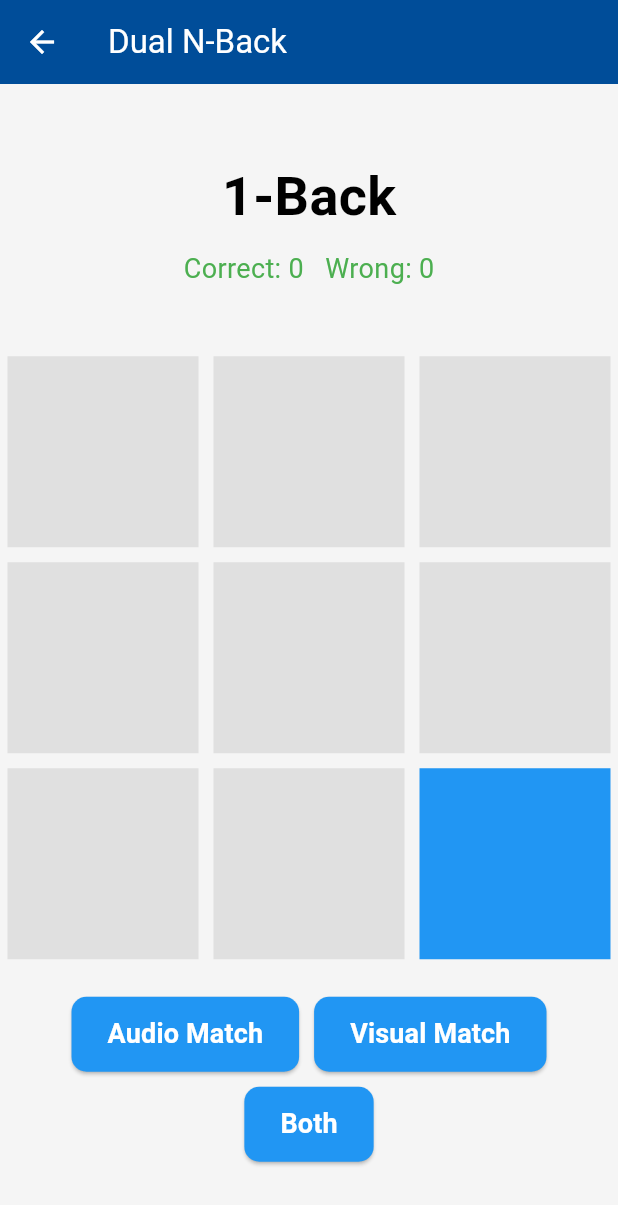
After one commit to PrintN/Human-Benchmark, a Flutter app: the DualNBackTestScreen screen opened directly, after a tap on "Start Test", on a phone screen of 412 x 824 dp. The commit adds this screen. Shown: the top 1205 px of the screen. Run offline on Flutter 3.47's test engine with Material 3 defaults, Android fonts, the phone set to English and light mode, and no system bars; our stand-ins replace fl_chart, flutter_tts, just_audio, share_plus, shared_preferences; accounts and stored records are empty; project files that could hold a hidden picture were left out.

Commit message:
Added new test: Dual N-Back

```diff
--- /dev/null
+++ b/lib/dual_n-back.dart
@@ -0,0 +1,438 @@
+import 'package:flutter/material.dart';
+import 'package:shared_preferences/shared_preferences.dart';
+import 'dart:math';
+import 'package:flutter_tts/flutter_tts.dart';
+
+class DualNBackTestScreen extends StatefulWidget {
+  @override
+  _DualNBackTestScreenState createState() => _DualNBackTestScreenState();
+
+  static List<int> results = [];
+
+  const DualNBackTestScreen({super.key});
+
+  static Future<void> loadResults() async {
+    final prefs = await SharedPreferences.getInstance();
+    final savedResults = prefs.getStringList('dual_n_back_results') ?? [];
+    results = savedResults.map((e) => int.tryParse(e) ?? 0).toList();
+  }
+
+  static Future<void> saveResults() async {
+    final prefs = await SharedPreferences.getInstance();
+    if (results.length > 5) {
+      results.removeAt(0);
+    }
+    final resultsStrings = results.map((e) => e.toString()).toList();
+    await prefs.setStringList('dual_n_back_results', resultsStrings);
+  }
+
+  static Future<void> clearResults() async {
+    final prefs = await SharedPreferences.getInstance();
+    await prefs.remove('dual_n_back_results');
+    results.clear();
+  }
+}
+
+class _DualNBackTestScreenState extends State<DualNBackTestScreen> {
+  final FlutterTts _tts = FlutterTts();
+  final List<String> _letters = ['A', 'B', 'C', 'D', 'E', 'F', 'G', 'H'];
+  final List<Offset> _positions = [
+    Offset(0.0, 0.0),
+    Offset(1.0, 0.0),
+    Offset(2.0, 0.0),
+    Offset(0.0, 1.0),
+    Offset(1.0, 1.0),
+    Offset(2.0, 1.0),
+    Offset(0.0, 2.0),
+    Offset(1.0, 2.0),
+    Offset(2.0, 2.0),
+  ];
+
+  List<Map<String, dynamic>> _sequence = [];
+  int _currentStep = 0;
+  int _currentLevel = 1;
+  int _stepsCompleted = 0;
+  bool _isTestRunning = false;
+  int _sessionScore = 0;
+  int correctCounter = 0;
+  int wrongCounter = 0;
+  int validMatchCounter = 0;
+  bool _buttonsDisabled = false;
+
+  final int stepsPerLevel = 10;
+
+  @override
+  void initState() {
+    super.initState();
+    DualNBackTestScreen.loadResults();
+  }
+
+  void _startTest() {
+    setState(() {
+      _isTestRunning = true;
+      _currentStep = 0;
+      _sessionScore = 0;
+      correctCounter = 0;
+      wrongCounter = 0;
+      validMatchCounter = 0;
+      _stepsCompleted = 0;
+      _currentLevel = 1;
+      _sequence = [];
+    });
+    _generateNextStep();
+  }
+
+  Future<void> _playAudio(String letter) async {
+    await _tts.speak(letter);
+  }
+
+  void _checkMatch(bool isAudio, {bool isBoth = false}) {
+    if (_buttonsDisabled) return;
+
+    setState(() {
+      _buttonsDisabled = true;
+    });
+
+    if (_currentStep <= _currentLevel) return;
+
+    final targetIndex = _currentStep - _currentLevel - 1;
+
+    final currentStepData = _sequence[_currentStep - 1];
+    final targetStepData = _sequence[targetIndex];
+
+    final audioMatch = currentStepData['letter'] == targetStepData['letter'];
+    final visualMatch =
+        currentStepData['position'] == targetStepData['position'];
+
+    bool match = false;
+    if (isBoth) {
+      match = audioMatch && visualMatch;
+    } else if (isAudio) {
+      match = audioMatch;
+    } else {
+      match = visualMatch;
+    }
+
+    setState(() {
+      if (match) {
+        correctCounter++;
+        validMatchCounter++;
+        _sessionScore++;
+      } else {
+        wrongCounter++;
+      }
+    });
+  }
+
+  void _generateNextStep() async {
+    if (!_isTestRunning) return;
+
+    setState(() {
+      _buttonsDisabled = true;
+    });
+
+    if (_stepsCompleted >= stepsPerLevel) {
+      _checkLevelCompletion();
+      return;
+    }
+
+    final random = Random();
+    final newLetter = _letters[random.nextInt(_letters.length)];
+    final newPosition = random.nextInt(_positions.length);
+
+    setState(() {
+      _sequence.add({'letter': newLetter, 'position': newPosition});
+    });
+
+    await _playAudio(newLetter);
+
+    setState(() {
+      _currentStep++;
+      _stepsCompleted++;
+      _buttonsDisabled = false;
+    });
+
+    await Future.delayed(const Duration(seconds: 3));
+    _generateNextStep();
+  }
+
+  void _endTest() async {
+    setState(() {
+      _isTestRunning = false;
+    });
+
+    DualNBackTestScreen.results.add(_currentLevel);
+    await DualNBackTestScreen.saveResults();
+  }
+
+  @override
+  void dispose() {
+    _tts.stop();
+    super.dispose();
+  }
+
+  @override
+  Widget build(BuildContext context) {
+    return Scaffold(
+      appBar: AppBar(
+        title: const Text('Dual N-Back'),
+      ),
+      body: Center(
+        child: _isTestRunning ? _buildTestUI() : _buildStartScreen(),
+      ),
+    );
+  }
+
+  Widget _buildStartScreen() {
+    final lastScore = DualNBackTestScreen.results.isNotEmpty
+        ? 'Latest Level: ${DualNBackTestScreen.results.last}-Back'
+        : 'No previous results';
+
+    final isDarkMode = Theme.of(context).brightness == Brightness.dark;
+
+    return Container(
+      decoration: BoxDecoration(
+        gradient: isDarkMode
+            ? const LinearGradient(
+                colors: [
+                  Color.fromARGB(255, 3, 3, 3),
+                  Color.fromARGB(255, 20, 20, 20)
+                ],
+                begin: Alignment.topLeft,
+                end: Alignment.bottomRight,
+              )
+            : const LinearGradient(
+                colors: [Color(0xFF004D99), Color(0xFF0073E6)],
+                begin: Alignment.topLeft,
+                end: Alignment.bottomRight,
+              ),
+      ),
+      child: Padding(
+        padding: const EdgeInsets.all(16.0),
+        child: Column(
+          mainAxisAlignment: MainAxisAlignment.center,
+          children: [
+            const Text(
+              'Dual N-Back Test',
+              style: TextStyle(
+                  fontSize: 30,
+                  fontWeight: FontWeight.bold,
+                  color: Colors.white,
+                  shadows: [
+                    Shadow(
+                      blurRadius: 10.0,
+                      color: Colors.black26,
+                      offset: Offset(3.0, 3.0),
+                    ),
+                  ]),
+              textAlign: TextAlign.center,
+            ),
+            const SizedBox(height: 20),
+            const Text(
+              'Test your working memory. Match the audio and visual sequence by pressing "Audio Match" or "Visual Match" when you think it matches the sequence from N steps ago.',
+              textAlign: TextAlign.center,
+              style: TextStyle(fontSize: 18, color: Colors.white),
+            ),
+            const SizedBox(height: 20),
+            Text(
+              lastScore,
+              style: const TextStyle(fontSize: 18, color: Colors.white),
+              textAlign: TextAlign.center,
+            ),
+            const SizedBox(height: 40),
+            ElevatedButton(
+              onPressed: _startTest,
+              style: ElevatedButton.styleFrom(
+                padding: const EdgeInsets.symmetric(
+                    horizontal: 32.0, vertical: 16.0),
+                backgroundColor: isDarkMode
+                    ? const Color.fromARGB(255, 24, 24, 24)
+                    : const Color(0xFF004D99),
+                shape: RoundedRectangleBorder(
+                  borderRadius: BorderRadius.circular(30.0),
+                ),
+                elevation: 10,
+                shadowColor: Colors.black26,
+              ),
+              child: const Text(
+                'Start Test',
+                style: TextStyle(
+                  fontSize: 22,
+                  color: Colors.white,
+                  fontWeight: FontWeight.bold,
+                ),
+              ),
+            ),
+          ],
+        ),
+      ),
+    );
+  }
+
+  void _checkLevelCompletion() async {
+    int maxPossibleCorrectAnswers = 0;
+
+    for (int i = _currentLevel; i < _stepsCompleted; i++) {
+      final targetIndex = i - _currentLevel;
+
+      if (targetIndex >= 0) {
+        final currentStepData = _sequence[i];
+        final targetStepData = _sequence[targetIndex];
+
+        final audioMatch =
+            currentStepData['letter'] == targetStepData['letter'];
+        final visualMatch =
+            currentStepData['position'] == targetStepData['position'];
+
+        if (audioMatch || visualMatch) {
+          maxPossibleCorrectAnswers++;
+        }
+      }
+    }
+
+    final accuracy = maxPossibleCorrectAnswers > 0
+        ? (correctCounter / maxPossibleCorrectAnswers) * 100
+        : 0;
+
+    if (accuracy >= 70 && _stepsCompleted >= stepsPerLevel) {
+      setState(() {
+        _currentLevel++;
+        _stepsCompleted = 0;
+        correctCounter = 0;
+        wrongCounter = 0;
+        validMatchCounter = 0;
+      });
+      await Future.delayed(const Duration(seconds: 3));
+      _generateNextStep();
+    } else if (_stepsCompleted >= stepsPerLevel) {
+      _endTest();
+    }
+  }
+
+  Widget _buildTestUI() {
+    int maxPossibleCorrectAnswers = 0;
+
+    for (int i = _currentLevel; i < _stepsCompleted; i++) {
+      final targetIndex = i - _currentLevel;
+
+      if (targetIndex >= 0) {
+        final currentStepData = _sequence[i];
+        final targetStepData = _sequence[targetIndex];
+
+        final audioMatch =
+            currentStepData['letter'] == targetStepData['letter'];
+        final visualMatch =
+            currentStepData['position'] == targetStepData['position'];
+
+        if (audioMatch || visualMatch) {
+          maxPossibleCorrectAnswers++;
+        }
+      }
+    }
+
+    final isDarkMode = Theme.of(context).brightness == Brightness.dark;
+
+    return Column(
+      mainAxisAlignment: MainAxisAlignment.center,
+      children: [
+        Text('$_currentLevel-Back',
+            style: const TextStyle(fontSize: 36, fontWeight: FontWeight.bold)),
+        const SizedBox(height: 10),
+        Text('Correct: $correctCounter   Wrong: $wrongCounter',
+            style: TextStyle(
+                fontSize: 18, color: isDarkMode ? Colors.white : Colors.green)),
+        const SizedBox(height: 10),
+        // Text('Max Possible Correct Answers: $maxPossibleCorrectAnswers',
+        //    style: const TextStyle(fontSize: 18, color: Colors.blue)),
+        const SizedBox(height: 30),
+        GridView.builder(
+          shrinkWrap: true,
+          gridDelegate: const SliverGridDelegateWithFixedCrossAxisCount(
+            crossAxisCount: 3,
+          ),
+          itemCount: _positions.length,
+          itemBuilder: (context, index) {
+            return Container(
+              margin: const EdgeInsets.all(5),
+              color: _sequence.isNotEmpty && index == _sequence.last['position']
+                  ? isDarkMode
+                      ? Colors.white
+                      : Colors.blue
+                  : isDarkMode
+                      ? Colors.grey.shade700
+                      : Colors.grey.shade300,
+            );
+          },
+        ),
+        const SizedBox(height: 20),
+        Column(
+          mainAxisSize: MainAxisSize.min,
+          children: [
+            Row(
+              mainAxisAlignment: MainAxisAlignment.center,
+              children: [
+                ElevatedButton(
+                  onPressed: _buttonsDisabled ? null : () => _checkMatch(true),
+                  style: ElevatedButton.styleFrom(
+                    backgroundColor: isDarkMode
+                        ? Color.fromARGB(255, 24, 24, 24)
+                        : Colors.blue,
+                    padding: const EdgeInsets.symmetric(
+                        vertical: 12, horizontal: 24),
+                    shape: RoundedRectangleBorder(
+                      borderRadius: BorderRadius.circular(10),
+                    ),
+                  ),
+                  child: const Text('Audio Match',
+                      style: TextStyle(
+                          fontSize: 18,
+                          fontWeight: FontWeight.bold,
+                          color: Colors.white)),
+                ),
+                const SizedBox(width: 10),
+                ElevatedButton(
+                  onPressed: _buttonsDisabled ? null : () => _checkMatch(false),
+                  style: ElevatedButton.styleFrom(
+                    backgroundColor: isDarkMode
+                        ? Color.fromARGB(255, 24, 24, 24)
+                        : Colors.blue,
+                    padding: const EdgeInsets.symmetric(
+                        vertical: 12, horizontal: 24),
+                    shape: RoundedRectangleBorder(
+                      borderRadius: BorderRadius.circular(10),
+                    ),
+                  ),
+                  child: const Text('Visual Match',
+                      style: TextStyle(
+                          fontSize: 18,
+                          fontWeight: FontWeight.bold,
+                          color: Colors.white)),
+                ),
+              ],
+            ),
+            const SizedBox(height: 10),
+            ElevatedButton(
+              onPressed: _buttonsDisabled
+                  ? null
+                  : () => _checkMatch(false, isBoth: true),
+              style: ElevatedButton.styleFrom(
+                backgroundColor:
+                    isDarkMode ? Color.fromARGB(255, 24, 24, 24) : Colors.blue,
+                padding:
+                    const EdgeInsets.symmetric(vertical: 12, horizontal: 24),
+                shape: RoundedRectangleBorder(
+                  borderRadius: BorderRadius.circular(10),
+                ),
+              ),
+              child: const Text('Both',
+                  style: TextStyle(
+                      fontSize: 18,
+                      fontWeight: FontWeight.bold,
+                      color: Colors.white)),
+            ),
+          ],
+        ),
+      ],
+    );
+  }
+}
```
Also changed, not shown: lib/main.dart (+13 -0 lines), lib/statistics.dart (+50 -6 lines).
